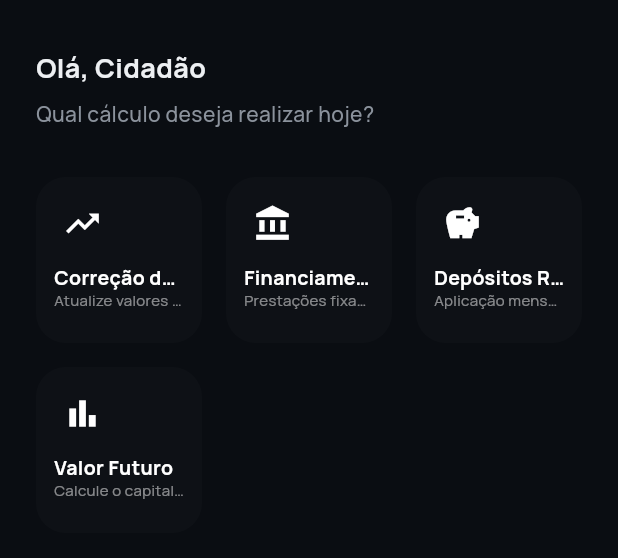
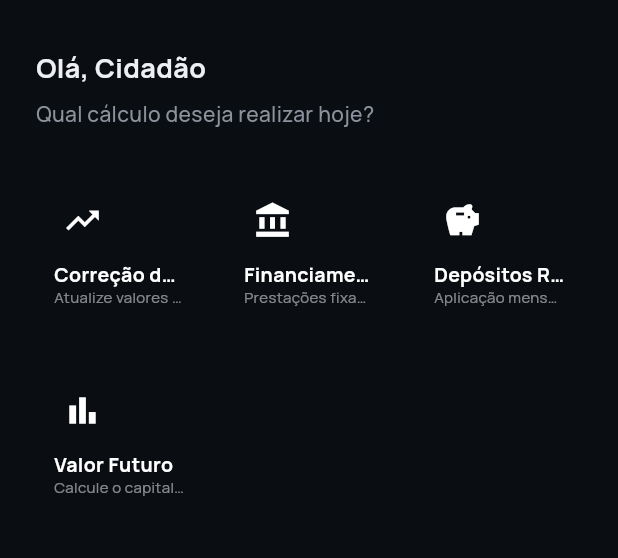
Before and after one commit to Rodrigosdk/RealCalc, a Flutter app: the screen it shows after launch, on a phone screen of 412 x 824 dp, the part 99-657 px from its top. Run offline on Flutter 3.47's test engine with Material 3 defaults, Android fonts, the phone set to English and light mode, and no system bars; our stand-ins replace equatable, flutter_bloc, flutter_modular, google_fonts; statements that could not run were skipped.

Commit message:
refactor: aprimorar a estrutura do tema adicionando novas propriedades e atualizando estilos para os temas HomePage e MenuCard

```diff
--- a/lib/core/themes/app_theme.dart
+++ b/lib/core/themes/app_theme.dart
@@ -59,7 +59,10 @@ class AppTheme {
         ),
         focusedBorder: OutlineInputBorder(
           borderRadius: BorderRadius.circular(16),
-          borderSide: const BorderSide(color: ColorTokens.accentAmber, width: 1.5),
+          borderSide: const BorderSide(
+            color: ColorTokens.accentAmber,
+            width: 1.5,
+          ),
         ),
         errorBorder: OutlineInputBorder(
           borderRadius: BorderRadius.circular(16),
@@ -135,7 +138,7 @@ class AppTheme {
 
         HomePageTheme(
           scaffoldBackgroundColor: ColorTokens.background,
-          cardColor: ColorTokens.surface,
+          cardColor: ColorTokens.background,
           iconContainerColor: ColorTokens.iconColor,
           appNameStyle: AppTextStyles.appName,
           sectionHeaderStyle: AppTextStyles.sectionHeader,
@@ -145,6 +148,7 @@ class AppTheme {
           bottomNavBackgroundColor: ColorTokens.surface,
           bottomNavSelectedColor: ColorTokens.accentAmber,
           bottomNavUnselectedColor: Colors.white,
+          lineColor: ColorTokens.border,
         ),
         FinancingFormsTheme(
           iconColor: ColorTokens.iconColor,
@@ -168,7 +172,13 @@ class AppTheme {
         MenuCardTheme(
           titleStyle: AppTextStyles.menuCardTitle,
           descriptionStyle: AppTextStyles.menuCardDescription,
-          iconContainerColor: ColorTokens.surface,
+          titleStyleCompact: AppTextStyles.menuCardTitleCompact,
+          descriptionStyleCompact: AppTextStyles.menuCardDescriptionCompact,
+          titleStyleFeatured: AppTextStyles.menuCardTitleFeatured,
+          descriptionStyleFeatured: AppTextStyles.menuCardDescriptionFeatured,
+          featuredBorderColor: ColorTokens.accentAmber,
+          disabledLabelColor: ColorTokens.textHint,
+          disabledTextStyle: AppTextStyles.menuCardDescription
         ),
       ],
     );
--- a/lib/core/themes/extensions/home_page_theme.dart
+++ b/lib/core/themes/extensions/home_page_theme.dart
@@ -12,6 +12,7 @@ class HomePageTheme extends ThemeExtension<HomePageTheme> {
   final Color bottomNavBackgroundColor;
   final Color bottomNavSelectedColor;
   final Color bottomNavUnselectedColor;
+  final Color lineColor;
 
   const HomePageTheme({
     required this.scaffoldBackgroundColor,
@@ -25,6 +26,7 @@ class HomePageTheme extends ThemeExtension<HomePageTheme> {
     required this.bottomNavBackgroundColor,
     required this.bottomNavSelectedColor,
     required this.bottomNavUnselectedColor,
+    required this.lineColor,
   });
 
   @override
@@ -40,6 +42,8 @@ class HomePageTheme extends ThemeExtension<HomePageTheme> {
     Color? bottomNavBackgroundColor,
     Color? bottomNavSelectedColor,
     Color? bottomNavUnselectedColor,
+    Color? iconContainerColor,
+    Color? lineColor,
   }) {
     return HomePageTheme(
       scaffoldBackgroundColor: scaffoldBackgroundColor ?? this.scaffoldBackgroundColor,
@@ -53,6 +57,7 @@ class HomePageTheme extends ThemeExtension<HomePageTheme> {
       bottomNavBackgroundColor: bottomNavBackgroundColor ?? this.bottomNavBackgroundColor,
       bottomNavSelectedColor: bottomNavSelectedColor ?? this.bottomNavSelectedColor,
       bottomNavUnselectedColor: bottomNavUnselectedColor ?? this.bottomNavUnselectedColor,
+      lineColor: lineColor ?? this.lineColor,
     );
   }
 
@@ -71,6 +76,7 @@ class HomePageTheme extends ThemeExtension<HomePageTheme> {
       bottomNavBackgroundColor: Color.lerp(bottomNavBackgroundColor, other.bottomNavBackgroundColor, t)!,
       bottomNavSelectedColor: Color.lerp(bottomNavSelectedColor, other.bottomNavSelectedColor, t)!,
       bottomNavUnselectedColor: Color.lerp(bottomNavUnselectedColor, other.bottomNavUnselectedColor, t)!,
+      lineColor: Color.lerp(lineColor, other.lineColor, t)!,
     );
   }
 }
--- a/lib/core/themes/extensions/menu_card_theme.dart
+++ b/lib/core/themes/extensions/menu_card_theme.dart
@@ -1,29 +1,59 @@
+import 'dart:ui';
 import 'package:flutter/material.dart';
 
 class MenuCardTheme extends ThemeExtension<MenuCardTheme> {
+  // Variante standard (grid 2 colunas)
   final TextStyle titleStyle;
   final TextStyle descriptionStyle;
-  final Color iconContainerColor;
+  final TextStyle titleStyleCompact;
+  final TextStyle descriptionStyleCompact;
+  final double iconSize;
+  final double iconSizeCompact;
   final double borderRadius;
   final EdgeInsetsGeometry padding;
   final EdgeInsetsGeometry compactPadding;
   final double heightThreshold;
 
+  // Variante featured (tile full-width, texto maior por ter mais espaço)
+  final TextStyle titleStyleFeatured;
+  final TextStyle descriptionStyleFeatured;
+  final Color featuredBorderColor;
+
+  // Variante disabled
+  final Color disabledLabelColor;
+  final TextStyle disabledTextStyle;
+
   const MenuCardTheme({
     required this.titleStyle,
     required this.descriptionStyle,
-    required this.iconContainerColor,
+    required this.titleStyleCompact,
+    required this.descriptionStyleCompact,
+    required this.titleStyleFeatured,
+    required this.descriptionStyleFeatured,
+    required this.featuredBorderColor,
+    required this.disabledLabelColor,
+    required this.disabledTextStyle,
+    this.iconSize = 24,
+    this.iconSizeCompact = 20,
     this.borderRadius = 20,
-    this.padding = const EdgeInsets.all(12),
+    this.padding = const EdgeInsets.symmetric(horizontal: 12, vertical: 10),
     this.compactPadding = const EdgeInsets.all(8),
     this.heightThreshold = 100,
   });
 
   @override
-  ThemeExtension<MenuCardTheme> copyWith({
+  MenuCardTheme copyWith({
     TextStyle? titleStyle,
     TextStyle? descriptionStyle,
-    Color? iconContainerColor,
+    TextStyle? titleStyleCompact,
+    TextStyle? descriptionStyleCompact,
+    TextStyle? titleStyleFeatured,
+    TextStyle? descriptionStyleFeatured,
+    Color? featuredBorderColor,
+    Color? disabledLabelColor,
+    TextStyle? disabledTextStyle,
+    double? iconSize,
+    double? iconSizeCompact,
     double? borderRadius,
     EdgeInsetsGeometry? padding,
     EdgeInsetsGeometry? compactPadding,
@@ -32,7 +62,17 @@ class MenuCardTheme extends ThemeExtension<MenuCardTheme> {
     return MenuCardTheme(
       titleStyle: titleStyle ?? this.titleStyle,
       descriptionStyle: descriptionStyle ?? this.descriptionStyle,
-      iconContainerColor: iconContainerColor ?? this.iconContainerColor,
+      titleStyleCompact: titleStyleCompact ?? this.titleStyleCompact,
+      descriptionStyleCompact:
+          descriptionStyleCompact ?? this.descriptionStyleCompact,
+      titleStyleFeatured: titleStyleFeatured ?? this.titleStyleFeatured,
+      descriptionStyleFeatured:
+          descriptionStyleFeatured ?? this.descriptionStyleFeatured,
+      featuredBorderColor: featuredBorderColor ?? this.featuredBorderColor,
+      disabledLabelColor: disabledLabelColor ?? this.disabledLabelColor,
+      disabledTextStyle: disabledTextStyle ?? this.disabledTextStyle,
+      iconSize: iconSize ?? this.iconSize,
+      iconSizeCompact: iconSizeCompact ?? this.iconSizeCompact,
       borderRadius: borderRadius ?? this.borderRadius,
       padding: padding ?? this.padding,
       compactPadding: compactPadding ?? this.compactPadding,
@@ -41,19 +81,60 @@ class MenuCardTheme extends ThemeExtension<MenuCardTheme> {
   }
 
   @override
-  ThemeExtension<MenuCardTheme> lerp(
-    ThemeExtension<MenuCardTheme>? other,
-    double t,
-  ) {
+  MenuCardTheme lerp(ThemeExtension<MenuCardTheme>? other, double t) {
     if (other is! MenuCardTheme) return this;
     return MenuCardTheme(
       titleStyle: TextStyle.lerp(titleStyle, other.titleStyle, t)!,
-      descriptionStyle: TextStyle.lerp(descriptionStyle, other.descriptionStyle, t)!,
-      iconContainerColor: Color.lerp(iconContainerColor, other.iconContainerColor, t)!,
-      borderRadius: other.borderRadius,
-      padding: other.padding,
-      compactPadding: other.compactPadding,
-      heightThreshold: other.heightThreshold,
+      descriptionStyle: TextStyle.lerp(
+        descriptionStyle,
+        other.descriptionStyle,
+        t,
+      )!,
+      titleStyleCompact: TextStyle.lerp(
+        titleStyleCompact,
+        other.titleStyleCompact,
+        t,
+      )!,
+      descriptionStyleCompact: TextStyle.lerp(
+        descriptionStyleCompact,
+        other.descriptionStyleCompact,
+        t,
+      )!,
+      titleStyleFeatured: TextStyle.lerp(
+        titleStyleFeatured,
+        other.titleStyleFeatured,
+        t,
+      )!,
+      descriptionStyleFeatured: TextStyle.lerp(
+        descriptionStyleFeatured,
+        other.descriptionStyleFeatured,
+        t,
+      )!,
+      featuredBorderColor: Color.lerp(
+        featuredBorderColor,
+        other.featuredBorderColor,
+        t,
+      )!,
+      disabledLabelColor: Color.lerp(
+        disabledLabelColor,
+        other.disabledLabelColor,
+        t,
+      )!,
+      disabledTextStyle: TextStyle.lerp(
+        disabledTextStyle,
+        other.disabledTextStyle,
+        t,
+      )!,
+      iconSize: lerpDouble(iconSize, other.iconSize, t)!,
+      iconSizeCompact: lerpDouble(iconSizeCompact, other.iconSizeCompact, t)!,
+      borderRadius: lerpDouble(borderRadius, other.borderRadius, t)!,
+      padding: EdgeInsetsGeometry.lerp(padding, other.padding, t)!,
+      compactPadding: EdgeInsetsGeometry.lerp(
+        compactPadding,
+        other.compactPadding,
+        t,
+      )!,
+      heightThreshold: lerpDouble(heightThreshold, other.heightThreshold, t)!,
     );
   }
 }
```
